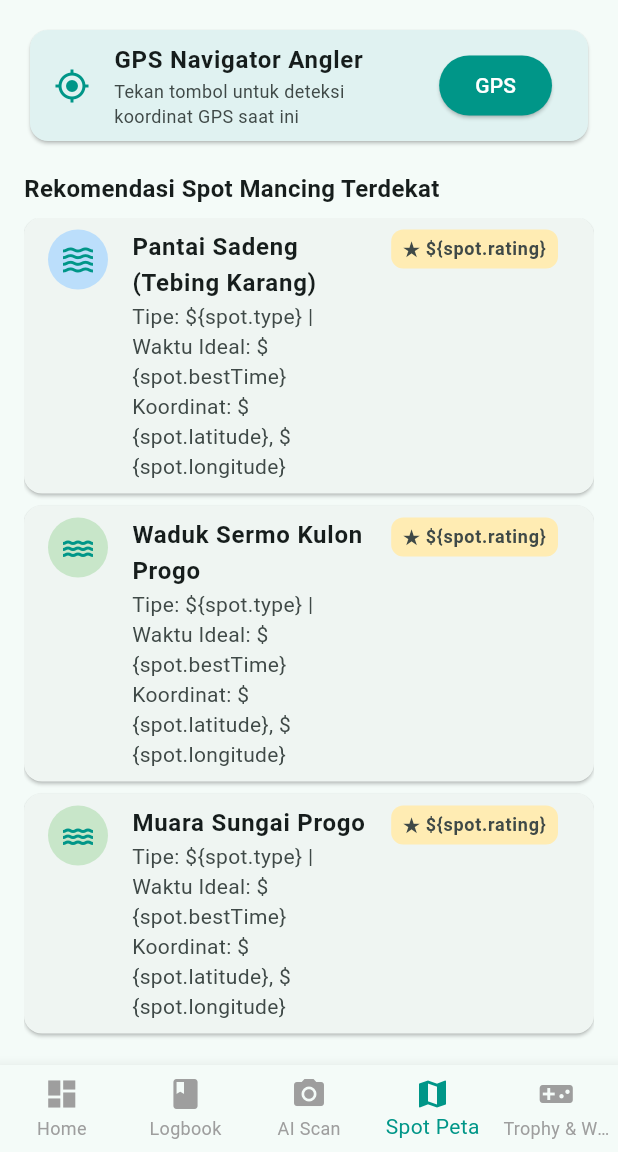
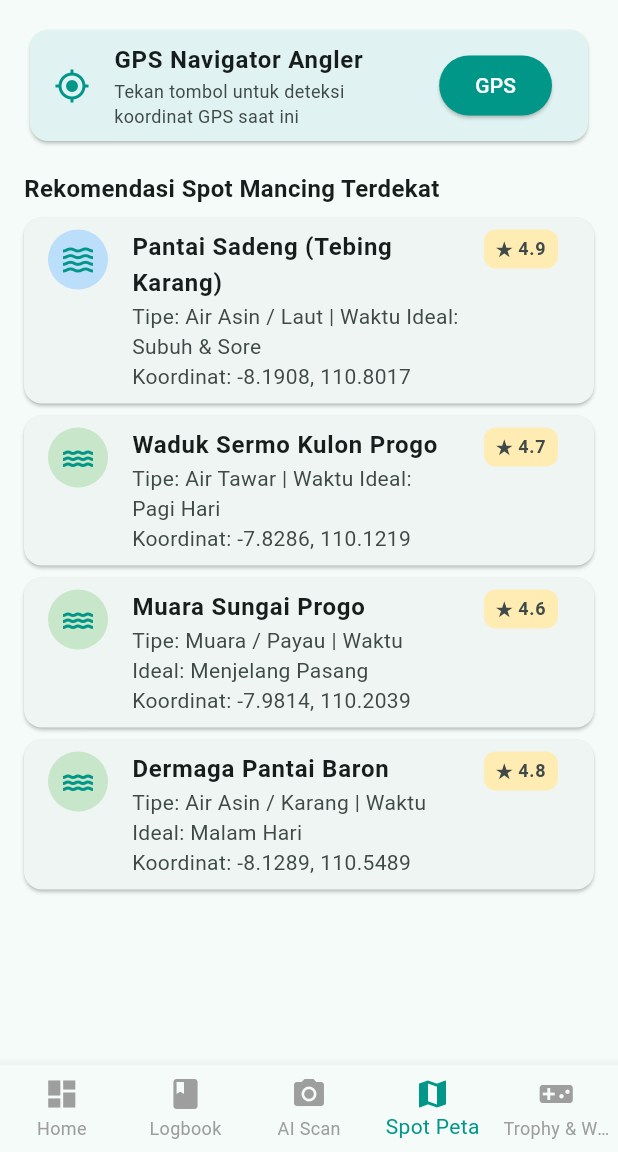
Before and after one commit to hasbisdqi/strike_log, a Flutter app: the HomeScreen screen opened directly, item 4 of the bottom bar chosen, on a phone screen of 412 x 824 dp, the part 84-1236 px from its top. Run offline on Flutter 3.47's test engine with Material 3 defaults, Android fonts, the phone set to English and light mode, and no system bars; our stand-ins replace geolocator, image_picker, local_auth, sensors_plus, shared_preferences, sqflite; accounts and stored records are empty.

Commit message:
Fix string interpolation across screens

```diff
--- a/lib/screens/game_web3_screen.dart
+++ b/lib/screens/game_web3_screen.dart
@@ -92,7 +92,7 @@ class _GameWeb3ScreenState extends State<GameWeb3Screen> {
                     Row(
                       mainAxisAlignment: MainAxisAlignment.spaceBetween,
                       children: [
-                        Text('Saldo Token: \${Web3SolanaService.tokenRewardBalance.toStringAsFixed(1)} STRIKE', style: const TextStyle(fontWeight: FontWeight.bold)),
+                        Text('Saldo Token: ${Web3SolanaService.tokenRewardBalance.toStringAsFixed(1)} STRIKE', style: const TextStyle(fontWeight: FontWeight.bold)),
                         ElevatedButton(
                           onPressed: _mintWeb3Certificate,
                           style: ElevatedButton.styleFrom(backgroundColor: Colors.purple, foregroundColor: Colors.white),
@@ -102,7 +102,7 @@ class _GameWeb3ScreenState extends State<GameWeb3Screen> {
                     ),
                     if (_lastCertificate.isNotEmpty) ...[
                       const SizedBox(height: 8),
-                      Text('Tx Hash: \$_lastCertificate', style: const TextStyle(fontSize: 10, color: Colors.purple)),
+                      Text('Tx Hash: $_lastCertificate', style: const TextStyle(fontSize: 10, color: Colors.purple)),
                     ]
                   ],
                 ),
@@ -121,7 +121,7 @@ class _GameWeb3ScreenState extends State<GameWeb3Screen> {
                     const Text('Strike Reflex Challenge', style: TextStyle(fontWeight: FontWeight.bold, fontSize: 18, color: Colors.teal)),
                     const Text('Uji kecepatan refleks saat ikan memakan umpan.', style: TextStyle(color: Colors.grey, fontSize: 12)),
                     const SizedBox(height: 16),
-                    Text('Total Skor: \$_score', style: const TextStyle(fontSize: 22, fontWeight: FontWeight.bold, color: Colors.amber)),
+                    Text('Total Skor: $_score', style: const TextStyle(fontSize: 22, fontWeight: FontWeight.bold, color: Colors.amber)),
                     const SizedBox(height: 16),
                     Container(
                       padding: const EdgeInsets.symmetric(horizontal: 24, vertical: 16),
--- a/lib/screens/home_screen.dart
+++ b/lib/screens/home_screen.dart
@@ -138,7 +138,7 @@ class _HomeScreenState extends State<HomeScreen> {
                             padding: const EdgeInsets.symmetric(horizontal: 8, vertical: 2),
                             decoration: BoxDecoration(color: Colors.amber.shade700, borderRadius: BorderRadius.circular(8)),
                             child: Text(
-                              'Reward: \${Web3SolanaService.tokenRewardBalance.toStringAsFixed(1)} STRIKE',
+                              'Reward: ${Web3SolanaService.tokenRewardBalance.toStringAsFixed(1)} STRIKE',
                               style: const TextStyle(color: Colors.white, fontSize: 11, fontWeight: FontWeight.bold),
                             ),
                           ),
@@ -201,7 +201,7 @@ class _HomeScreenState extends State<HomeScreen> {
                           const SizedBox(width: 8),
                           Expanded(
                             child: Text(
-                              'Sensor Kompas (Magnetometer): X:\${_magnetometerX.toStringAsFixed(1)} Y:\${_magnetometerY.toStringAsFixed(1)} Z:\${_magnetometerZ.toStringAsFixed(1)}',
+                              'Sensor Kompas (Magnetometer): X:${_magnetometerX.toStringAsFixed(1)} Y:${_magnetometerY.toStringAsFixed(1)} Z:${_magnetometerZ.toStringAsFixed(1)}',
                               style: const TextStyle(fontSize: 10, color: Colors.black87),
                             ),
                           ),
@@ -247,7 +247,7 @@ class _HomeScreenState extends State<HomeScreen> {
                         child: Icon(Icons.phishing, color: Colors.white),
                       ),
                       title: Text(item.fishSpecies, style: const TextStyle(fontWeight: FontWeight.bold)),
-                      subtitle: Text('\${item.weight} kg | \${item.length} cm | Umpan: \${item.bait}\n\${item.locationName}'),
+                      subtitle: Text('${item.weight} kg | ${item.length} cm | Umpan: ${item.bait}\n${item.locationName}'),
                       isThreeLine: true,
                       trailing: const Icon(Icons.chevron_right),
                     ),
--- a/lib/screens/login_screen.dart
+++ b/lib/screens/login_screen.dart
@@ -75,7 +75,7 @@ class _LoginScreenState extends State<LoginScreen> {
     } catch (e) {
       if (!mounted) return;
       ScaffoldMessenger.of(context).showSnackBar(
-        SnackBar(content: Text('Error Biometrik: \$e')),
+        SnackBar(content: Text('Error Biometrik: $e')),
       );
     }
   }
--- a/lib/screens/spot_map_screen.dart
+++ b/lib/screens/spot_map_screen.dart
@@ -34,13 +34,13 @@ class _SpotMapScreenState extends State<SpotMapScreen> {
       });
       if (!mounted) return;
       ScaffoldMessenger.of(context).showSnackBar(
-        SnackBar(content: Text('Lokasi GPS Terkunci: \${pos.latitude.toStringAsFixed(4)}, \${pos.longitude.toStringAsFixed(4)}')),
+        SnackBar(content: Text('Lokasi GPS Terkunci: ${pos.latitude.toStringAsFixed(4)}, ${pos.longitude.toStringAsFixed(4)}')),
       );
     } catch (e) {
       setState(() => _loadingLocation = false);
       if (!mounted) return;
       ScaffoldMessenger.of(context).showSnackBar(
-        SnackBar(content: Text('GPS Info: Menggunakan koordinat default DIY (\${e.toString()})')),
+        SnackBar(content: Text('GPS Info: Menggunakan koordinat default DIY (${e.toString()})')),
       );
     }
   }
@@ -61,7 +61,7 @@ class _SpotMapScreenState extends State<SpotMapScreen> {
                 title: const Text('GPS Navigator Angler', style: TextStyle(fontWeight: FontWeight.bold)),
                 subtitle: Text(
                   _currentPosition != null
-                      ? 'Lat: \${_currentPosition!.latitude.toStringAsFixed(4)} | Long: \${_currentPosition!.longitude.toStringAsFixed(4)}'
+                      ? 'Lat: ${_currentPosition!.latitude.toStringAsFixed(4)} | Long: ${_currentPosition!.longitude.toStringAsFixed(4)}'
                       : 'Tekan tombol untuk deteksi koordinat GPS saat ini',
                   style: const TextStyle(fontSize: 12),
                 ),
@@ -90,12 +90,12 @@ class _SpotMapScreenState extends State<SpotMapScreen> {
                         child: Icon(spot.type.contains('Laut') ? Icons.waves : Icons.water, color: Colors.teal),
                       ),
                       title: Text(spot.name, style: const TextStyle(fontWeight: FontWeight.bold)),
-                      subtitle: Text('Tipe: \${spot.type} | Waktu Ideal: \${spot.bestTime}\nKoordinat: \${spot.latitude}, \${spot.longitude}'),
+                      subtitle: Text('Tipe: ${spot.type} | Waktu Ideal: ${spot.bestTime}\nKoordinat: ${spot.latitude}, ${spot.longitude}'),
                       isThreeLine: true,
                       trailing: Container(
                         padding: const EdgeInsets.symmetric(horizontal: 8, vertical: 4),
                         decoration: BoxDecoration(color: Colors.amber.shade100, borderRadius: BorderRadius.circular(8)),
-                        child: Text('★ \${spot.rating}', style: const TextStyle(fontWeight: FontWeight.bold, fontSize: 12)),
+                        child: Text('★ ${spot.rating}', style: const TextStyle(fontWeight: FontWeight.bold, fontSize: 12)),
                       ),
                     ),
                   );
```
